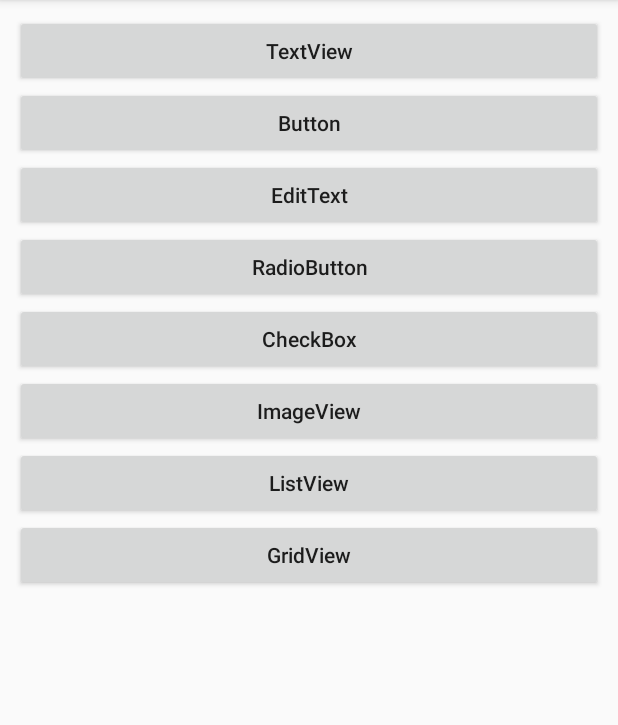
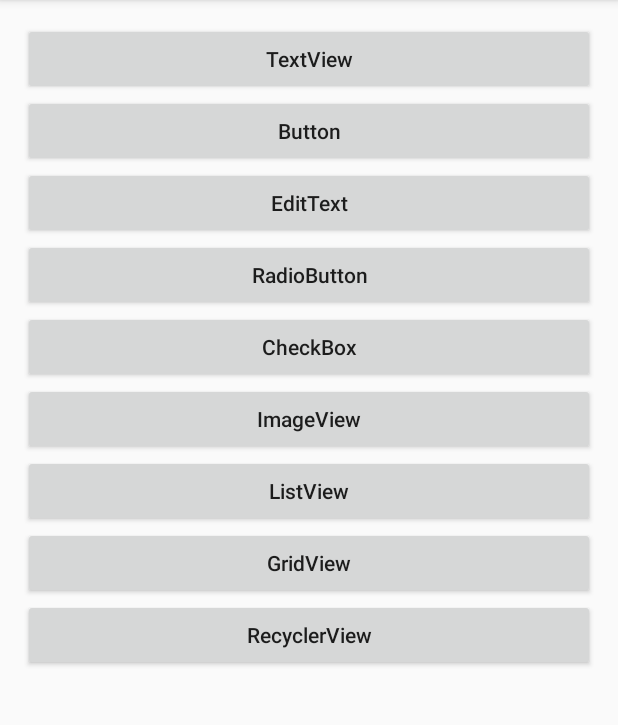
Before and after one commit to seven-inch/HelloWorld, an Android app: the screen it shows after launch (MainActivity), on a phone screen of 412 x 824 dp, the part 84-809 px from its top. Run offline under Robolectric (Android 15) with nearby library versions, the phone set to English and light mode, and no system bars.

Commit message:
ZT
RecyclerView（一）学习

```diff
--- a/app/build.gradle
+++ b/app/build.gradle
@@ -39,9 +39,12 @@ dependencies {
     implementation 'androidx.appcompat:appcompat:1.2.0'
     implementation 'com.google.android.material:material:1.2.1'
     implementation 'androidx.constraintlayout:constraintlayout:2.0.4'
+    //noinspection GradleCompatible
+    implementation 'com.android.support:design:28.0.0'
     testImplementation 'junit:junit:4.+'
     androidTestImplementation 'androidx.test.ext:junit:1.1.2'
     androidTestImplementation 'androidx.test.espresso:espresso-core:3.3.0'
     implementation 'com.github.bumptech.glide:glide:4.11.0'
     annotationProcessor 'com.github.bumptech.glide:compiler:4.11.0'
+
 }
--- a/app/src/main/java/com/helloworld/MainActivity.java
+++ b/app/src/main/java/com/helloworld/MainActivity.java
@@ -1,6 +1,7 @@
 package com.helloworld;
 
 import androidx.appcompat.app.AppCompatActivity;
+import androidx.recyclerview.widget.RecyclerView;
 
 import android.content.Intent;
 import android.os.Bundle;
@@ -9,6 +10,7 @@ import android.widget.Button;
 
 import com.helloworld.gridview.GridViewActivity;
 import com.helloworld.listview.ListViewActivity;
+import com.helloworld.recyclerview.RecyclerViewActivity;
 
 public class MainActivity extends AppCompatActivity {
 
@@ -20,6 +22,7 @@ public class MainActivity extends AppCompatActivity {
     private Button mBtnImageView;
     private Button mBtnListView;
     private Button mBtnGridView;
+    private Button mBtnRecyclerView;
 
     @Override
     protected void onCreate(Bundle savedInstanceState) {
@@ -42,6 +45,7 @@ public class MainActivity extends AppCompatActivity {
         mBtnImageView =(Button) findViewById(R.id.btn_imageview);
         mBtnListView = (Button) findViewById(R.id.btn_listview);
         mBtnGridView = (Button) findViewById(R.id.btn_gridview);
+        mBtnRecyclerView = (Button) findViewById(R.id.btn_recyclerview);
         setListeners();
 
     }
@@ -56,6 +60,7 @@ public class MainActivity extends AppCompatActivity {
         mBtnImageView.setOnClickListener(onClick);
         mBtnListView.setOnClickListener(onClick);
         mBtnGridView.setOnClickListener(onClick);
+        mBtnRecyclerView.setOnClickListener(onClick);
     }
 
     private class OnClick implements  View.OnClickListener{
@@ -95,6 +100,10 @@ public class MainActivity extends AppCompatActivity {
                     //跳转到LIstView演示界面
                     intent = new Intent(MainActivity.this, GridViewActivity.class);
                     break;
+                case R.id.btn_recyclerview:
+                    //跳转到LIstView演示界面
+                    intent = new Intent(MainActivity.this, RecyclerViewActivity.class);
+                    break;
             }
             startActivity(intent);
         }
--- a/app/src/main/res/layout/activity_main.xml
+++ b/app/src/main/res/layout/activity_main.xml
@@ -1,12 +1,13 @@
 <?xml version="1.0" encoding="utf-8"?>
-<LinearLayout xmlns:android="http://schemas.android.com/apk/res/android"
-    xmlns:app="http://schemas.android.com/apk/res-auto"
-    xmlns:tools="http://schemas.android.com/tools"
+<ScrollView xmlns:android="http://schemas.android.com/apk/res/android"
+    android:layout_width="match_parent"
+    android:layout_height="match_parent">
+
+    <LinearLayout
         android:layout_width="match_parent"
         android:layout_height="match_parent"
         android:orientation="vertical"
-    android:padding="10dp">
-
+        android:padding="15dp">
         <Button
             android:id="@+id/btn_textview"
             android:layout_width="match_parent"
@@ -54,7 +55,7 @@
             android:layout_width="match_parent"
             android:layout_height="wrap_content"
             android:text="ListView"
-        android:textAllCaps="false"/>
+            android:textAllCaps="false" />
 
         <Button
             android:id="@+id/btn_gridview"
@@ -63,4 +64,12 @@
             android:text="GridView"
             android:textAllCaps="false"/>
 
+        <Button
+            android:id="@+id/btn_recyclerview"
+            android:layout_width="match_parent"
+            android:layout_height="wrap_content"
+            android:text="RecyclerView"
+            android:textAllCaps="false"/>
+
     </LinearLayout>
+</ScrollView>
--- /dev/null
+++ b/app/src/main/res/values/dimens.xml
@@ -0,0 +1,4 @@
+<?xml version="1.0" encoding="utf-8"?>
+<resources>
+    <dimen name="divivderHeight">1dp</dimen>
+</resources>
```
Also changed, not shown: app/src/main/AndroidManifest.xml (+7 -4 lines), app/src/main/java/com/helloworld/recyclerview/LinearAdapter.java (added, +73 -0 lines), app/src/main/java/com/helloworld/recyclerview/LinearRecyclerViewActivity.java (added, +47 -0 lines), app/src/main/java/com/helloworld/recyclerview/RecyclerViewActivity.java (added, +27 -0 lines), app/src/main/res/layout/activity_linear_recycle_view.xml (added, +12 -0 lines), app/src/main/res/layout/activity_recycle_view.xml (added, +15 -0 lines), app/src/main/res/layout/layout_linear_item.xml (added, +16 -0 lines). Lines whose indentation alone changed are shown as unchanged.
